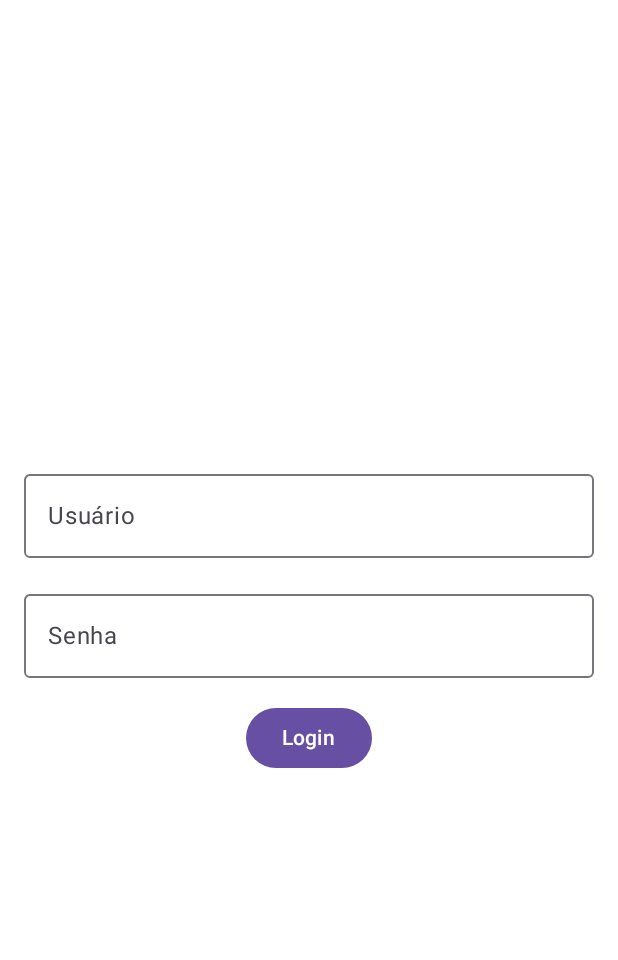
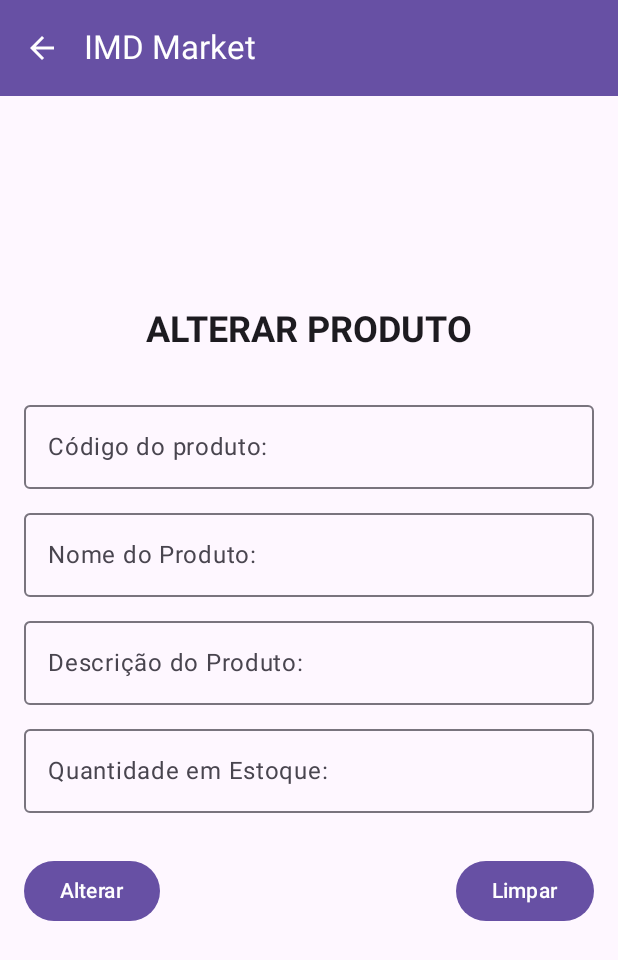
Before and after one commit to Arco-de-Treinamento/DDM-2024.2-BTI-UFRN, an Android app built with Jetpack Compose: the EditItemScreen screen opened through its navigation route, on a phone screen of 412 x 824 dp. Shown: the top 960 px of the screen. Run offline under Robolectric (Android 15) with nearby library versions, the phone set to English and light mode, and no system bars.

Commit message:
feat: create EditItemScreen

```diff
--- a/app/src/main/java/com/manoelfreitas/imdmarket/ui/screen/main/item/edititem/EditItemScreen.kt
+++ b/app/src/main/java/com/manoelfreitas/imdmarket/ui/screen/main/item/edititem/EditItemScreen.kt
@@ -1,67 +1,107 @@
 package com.manoelfreitas.imdmarket.ui.screen.main.item.edititem
 
-
-import android.content.Context
 import android.widget.Toast
 import androidx.compose.foundation.layout.*
 import androidx.compose.runtime.*
 import androidx.compose.material3.*
 import androidx.compose.ui.Modifier
 import androidx.compose.ui.Alignment
-import androidx.compose.ui.text.input.KeyboardType
-import androidx.compose.ui.text.input.PasswordVisualTransformation
-import androidx.compose.foundation.text.KeyboardOptions
 import androidx.compose.ui.platform.LocalContext
 import androidx.compose.ui.unit.dp
 import androidx.navigation.NavController
-import com.manoelfreitas.imdmarket.navigateToMenu
-import kotlinx.coroutines.launch
+import androidx.compose.material.icons.Icons
+import androidx.compose.material.icons.automirrored.filled.ArrowBack
+import androidx.compose.ui.text.font.FontWeight
+import androidx.compose.ui.unit.sp
 
 
+@OptIn(ExperimentalMaterial3Api::class)
 @Composable
 fun EditItemScreen(navController: NavController){
-    var username by remember { mutableStateOf("") }
-    var password by remember { mutableStateOf("") }
-    val coroutineScope = rememberCoroutineScope()
+    var productCode by remember {(mutableStateOf(""))}
+    var productName by remember {(mutableStateOf(""))}
+    var productDescription by remember {(mutableStateOf(""))}
+    var productQuantity by remember {(mutableStateOf(""))}
+
     val context = LocalContext.current
 
+    Scaffold (
+        modifier = Modifier
+            .fillMaxSize(),
+        topBar = {
+            TopAppBar(
+                title = {
+                    Text(text = "IMD Market")
+                },
+                navigationIcon = {
+                    IconButton(onClick = { navController.popBackStack() }) {
+                        Icon(Icons.AutoMirrored.Filled.ArrowBack, contentDescription = "Voltar")
+                    }
+                },
+
+                colors = TopAppBarColors(
+                    containerColor = MaterialTheme.colorScheme.primary,
+                    titleContentColor = MaterialTheme.colorScheme.onPrimary,
+                    navigationIconContentColor = MaterialTheme.colorScheme.onPrimary,
+                    scrolledContainerColor = MaterialTheme.colorScheme.primary,
+                    actionIconContentColor = MaterialTheme.colorScheme.onPrimary,
+                ),
+            )
+        }
+    ) { innerPadding ->
         Column (modifier = Modifier
             .fillMaxSize()
             .padding(16.dp),
             horizontalAlignment = Alignment.CenterHorizontally,
             verticalArrangement = Arrangement.Center){
-
-        OutlinedTextField(value = username,
-            onValueChange = {username = it },
-            label = {Text("Usuário")},
+            Row (modifier = Modifier.fillMaxWidth(),
+                horizontalArrangement = Arrangement.Center){
+                Text(text = "ALTERAR PRODUTO", fontWeight = FontWeight.Bold, fontSize = 24.sp)
+            }
+            Spacer(modifier = Modifier.height(28.dp))
+            OutlinedTextField(value = productCode,
+                onValueChange = {productCode = it },
+                label = {Text("Código do produto:")},
+                modifier = Modifier.fillMaxWidth(),
+            )
+            Spacer(modifier = Modifier.height(8.dp))
+            OutlinedTextField(value = productName,
+                onValueChange = {productName = it },
+                label = {Text("Nome do Produto:") },
                 modifier = Modifier.fillMaxWidth()
             )
-        Spacer(modifier = Modifier.height(16.dp))
-        OutlinedTextField(value = password,
-            onValueChange = {password = it },
-            label = {Text("Senha") },
-            visualTransformation = PasswordVisualTransformation(),
-            keyboardOptions = KeyboardOptions(keyboardType = KeyboardType.Password),
+            Spacer(modifier = Modifier.height(8.dp))
+            OutlinedTextField(value = productDescription,
+                onValueChange = {productDescription = it },
+                label = {Text("Descrição do Produto:") },
+                modifier = Modifier.fillMaxWidth(),
+                maxLines = 3
+            )
+            Spacer(modifier = Modifier.height(8.dp))
+            OutlinedTextField(value = productQuantity,
+                onValueChange = {productQuantity = it },
+                label = {Text("Quantidade em Estoque:") },
                 modifier = Modifier.fillMaxWidth()
             )
-        Spacer(modifier = Modifier.height(16.dp))
-        Button(onClick = { coroutineScope.launch { checkLogin(
-            context = context,
-            username = username,
-            password = password,
-            navController = navController)}}) {
-            Text("Login")
+            Spacer(modifier = Modifier.height(28.dp))
+            Row (modifier = Modifier.fillMaxWidth(),
+                horizontalArrangement = Arrangement.SpaceBetween) {
+                Button(
+                    onClick = {
+                        Toast.makeText(context, "Item alterado com sucesso!", Toast.LENGTH_SHORT).show()
+                    }) {
+                    Text("Alterar")
+                }
+                Button(onClick = {
+                    productCode = ""
+                    productName = ""
+                    productDescription = ""
+                    productQuantity = ""
+                },
+                ) {
+                    Text("Limpar")
                 }
             }
         }
-
-fun checkLogin(context: Context, username: String, password: String, navController: NavController): () -> Unit {
-    if (username == "admin" && password == "admin") {
-        // Navigate to MenuScreen
-        navController.navigateToMenu()
-    } else {
-        Toast.makeText(context, "Falha ao realizar o login!", Toast.LENGTH_SHORT).show()
     }
-
-    return {}
 }
```
Lines whose indentation alone changed are shown as unchanged.
